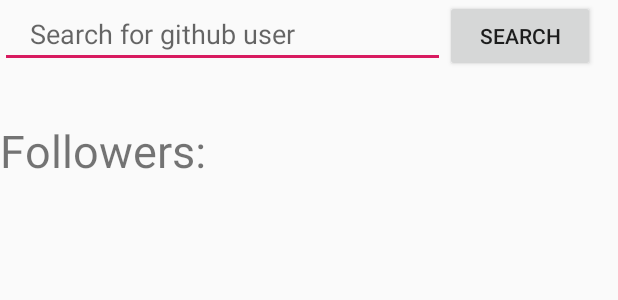
After one commit to kbmatyas/starter-project, an Android app: the layout github_main_view.xml on its own in the app's theme, with its tools: preview values and no code run, on a phone screen of 412 x 824 dp. The commit adds this screen. Shown: the top 300 px of the screen. Run offline under Robolectric (Android 15) with nearby library versions, the phone set to English and light mode, and no system bars; network calls fail.

Commit message:
Adding functionality

```diff
--- /dev/null
+++ b/app/src/main/res/layout/github_main_view.xml
@@ -0,0 +1,52 @@
+<?xml version="1.0" encoding="utf-8"?>
+<layout xmlns:android="http://schemas.android.com/apk/res/android">
+
+    <data>
+
+        <variable
+            name="viewModel"
+            type="com.possible.demo.GithubViewModel" />
+    </data>
+
+    <LinearLayout
+        android:layout_width="match_parent"
+        android:layout_height="match_parent"
+        android:orientation="vertical"
+        android:id="@+id/githubLayout">
+
+        <LinearLayout
+            android:layout_width="match_parent"
+            android:layout_height="50dp"
+            android:orientation="horizontal"
+            android:layout_marginBottom="30dp">
+
+        <EditText
+            android:layout_width="wrap_content"
+            android:layout_height="wrap_content"
+            android:hint="@string/search_for_github_user"
+            android:paddingEnd="100dp"
+            android:paddingStart ="20dp"
+            android:inputType="text"/>
+
+            <Button
+                android:layout_width="100dp"
+                android:layout_height="wrap_content"
+                android:text = "@string/search_button_label"/>
+
+        </LinearLayout>
+
+        <TextView
+            android:layout_width="wrap_content"
+            android:layout_height="wrap_content"
+            android:text="@string/followers_label"
+            android:textSize="30sp"/>
+
+        <androidx.recyclerview.widget.RecyclerView
+            android:id="@+id/githubRecyclerView"
+            android:layout_width="match_parent"
+            android:layout_height="match_parent"
+            android:scrollbarStyle="outsideInset" />
+
+    </LinearLayout>
+
+</layout>
```
Also changed, not shown: app/src/main/java/com/possible/demo/GithubFragment.kt (+14 -1 lines), app/src/main/java/com/possible/demo/MainActivity.kt (+12 -2 lines), app/src/main/res/layout/activity_main.xml (+4 -49 lines).
